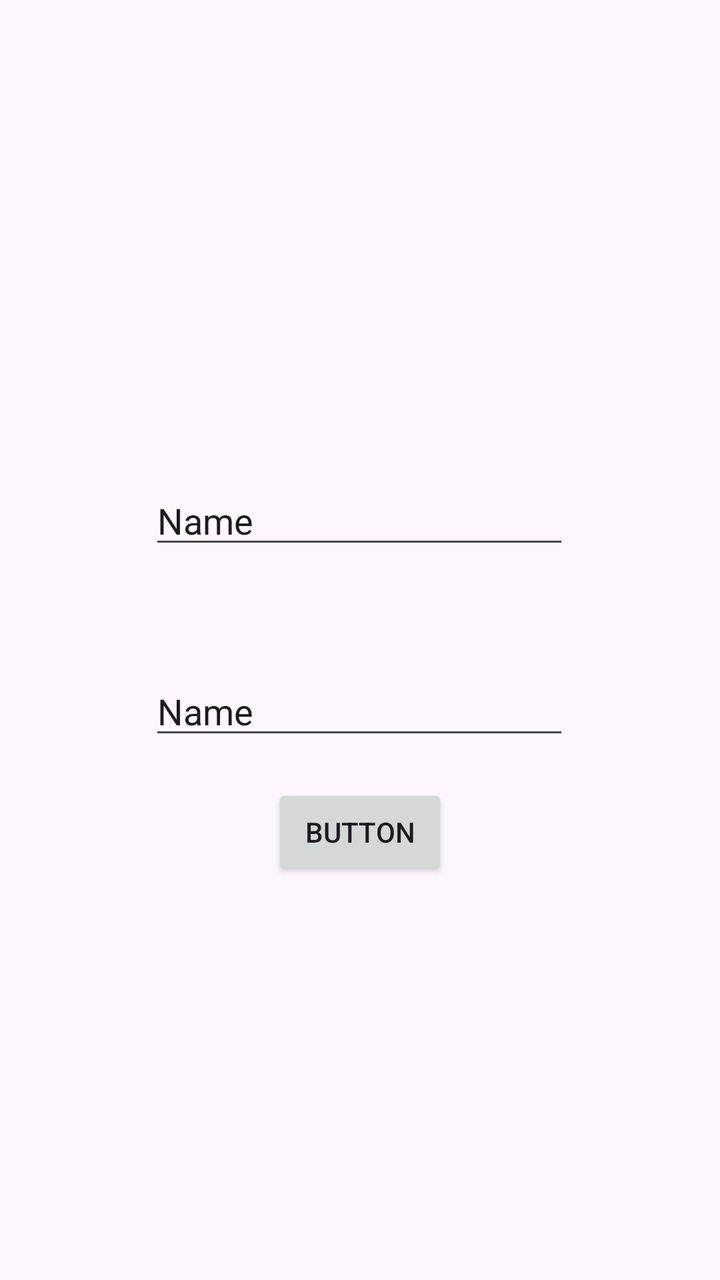
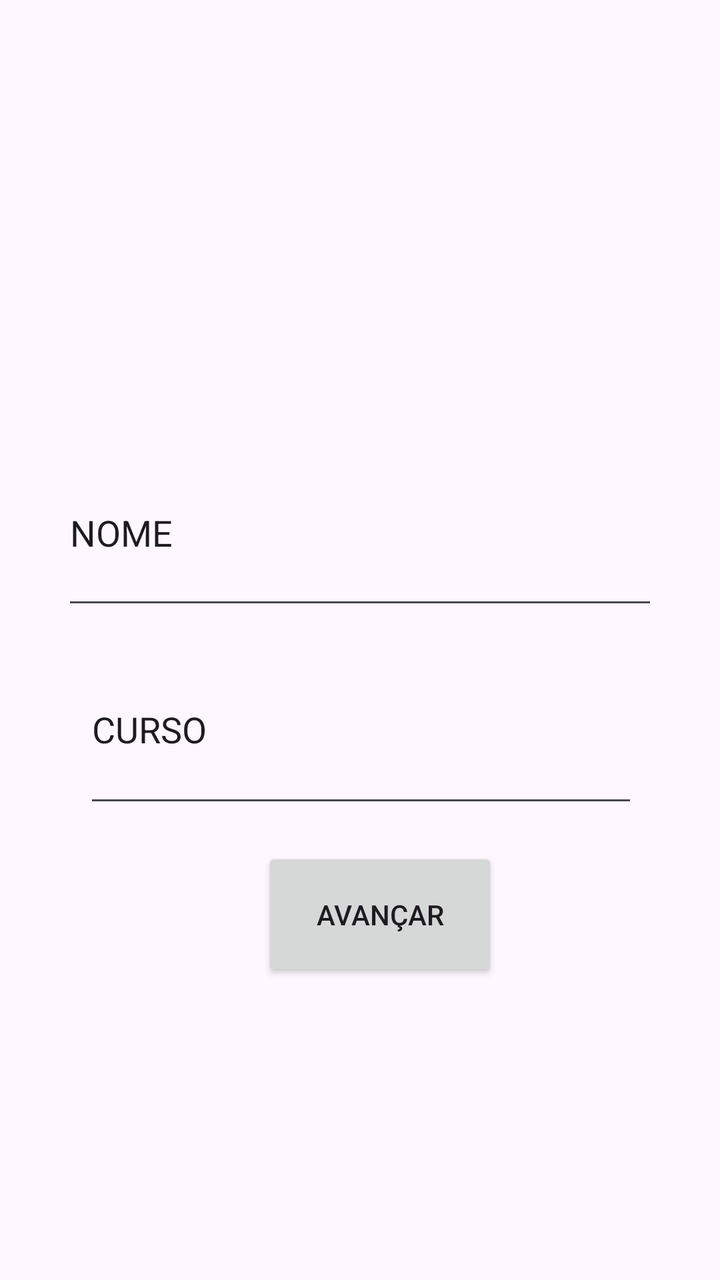

Screens rendered from an Android XML layout before and after an edit, with the pre-edit source and the edit as a unified diff.
<!-- AndroidManifest.xml: application theme Theme.MyApplication -->
<!-- res/layout/activity_main.xml -->
<?xml version="1.0" encoding="utf-8"?>
<androidx.constraintlayout.widget.ConstraintLayout xmlns:android="http://schemas.android.com/apk/res/android"
    xmlns:app="http://schemas.android.com/apk/res-auto"
    xmlns:tools="http://schemas.android.com/tools"
    android:layout_width="match_parent"
    android:layout_height="match_parent"
    tools:context=".MainActivity">

    <EditText
        android:id="@+id/etx_nome"
        android:layout_width="wrap_content"
        android:layout_height="wrap_content"
        android:layout_marginStart="20dp"
        android:layout_marginTop="50dp"
        android:layout_marginEnd="20dp"
        android:layout_marginBottom="50dp"
        android:ems="10"
        android:inputType="text"
        android:text="Name"
        app:layout_constraintBottom_toBottomOf="parent"
        app:layout_constraintEnd_toEndOf="parent"
        app:layout_constraintHorizontal_bias="0.496"
        app:layout_constraintStart_toStartOf="parent"
        app:layout_constraintTop_toTopOf="parent"
        app:layout_constraintVertical_bias="0.377" />

    <EditText
        android:id="@+id/etx_curso"
        android:layout_width="wrap_content"
        android:layout_height="wrap_content"
        android:layout_marginStart="20dp"
        android:layout_marginTop="50dp"
        android:layout_marginEnd="20dp"
        android:layout_marginBottom="50dp"
        android:ems="10"
        android:inputType="text"
        android:text="Name"
        app:layout_constraintBottom_toBottomOf="parent"
        app:layout_constraintEnd_toEndOf="parent"
        app:layout_constraintHorizontal_bias="0.496"
        app:layout_constraintStart_toStartOf="parent"
        app:layout_constraintTop_toTopOf="parent"
        app:layout_constraintVertical_bias="0.568" />

    <Button
        android:id="@+id/btn_avancar"
        android:layout_width="wrap_content"
        android:layout_height="wrap_content"
        android:layout_marginStart="20dp"
        android:layout_marginTop="50dp"
        android:layout_marginEnd="20dp"
        android:layout_marginBottom="50dp"
        android:text="Button"
        app:layout_constraintBottom_toBottomOf="parent"
        app:layout_constraintEnd_toEndOf="parent"
        app:layout_constraintStart_toStartOf="parent"
        app:layout_constraintTop_toTopOf="parent"
        app:layout_constraintVertical_bias="0.695" />
</androidx.constraintlayout.widget.ConstraintLayout>
<!-- resources referenced by this layout -->
<resources>
  <style name="Theme.MyApplication" parent="Base.Theme.MyApplication" />
  <style name="Base.Theme.MyApplication" parent="Theme.Material3.DayNight.NoActionBar">
          
          
      </style>
</resources>

<!-- the commit's change to res/layout/activity_main.xml (unified diff, before → after) -->
@@ -8,15 +8,15 @@
 
     <EditText
         android:id="@+id/etx_nome"
-        android:layout_width="wrap_content"
-        android:layout_height="wrap_content"
+        android:layout_width="298dp"
+        android:layout_height="90dp"
         android:layout_marginStart="20dp"
         android:layout_marginTop="50dp"
         android:layout_marginEnd="20dp"
         android:layout_marginBottom="50dp"
         android:ems="10"
         android:inputType="text"
-        android:text="Name"
+        android:text="@string/texto_nome"
         app:layout_constraintBottom_toBottomOf="parent"
         app:layout_constraintEnd_toEndOf="parent"
         app:layout_constraintHorizontal_bias="0.496"
@@ -26,34 +26,35 @@
 
     <EditText
         android:id="@+id/etx_curso"
-        android:layout_width="wrap_content"
-        android:layout_height="wrap_content"
+        android:layout_width="277dp"
+        android:layout_height="91dp"
+        android:layout_marginStart="40dp"
+        android:layout_marginTop="60dp"
+        android:layout_marginEnd="40dp"
+        android:layout_marginBottom="60dp"
+        android:ems="10"
+        android:inputType="text"
+        android:text="@string/texto_curso"
+        app:layout_constraintBottom_toBottomOf="parent"
+        app:layout_constraintEnd_toEndOf="parent"
+        app:layout_constraintHorizontal_bias="0.685"
+        app:layout_constraintStart_toStartOf="parent"
+        app:layout_constraintTop_toTopOf="parent"
+        app:layout_constraintVertical_bias="0.601" />
+
+    <Button
+        android:id="@+id/btn_avancar"
+        android:layout_width="118dp"
+        android:layout_height="67dp"
         android:layout_marginStart="20dp"
         android:layout_marginTop="50dp"
         android:layout_marginEnd="20dp"
         android:layout_marginBottom="50dp"
-        android:ems="10"
-        android:inputType="text"
-        android:text="Name"
+        android:text="@string/texto_botao"
         app:layout_constraintBottom_toBottomOf="parent"
         app:layout_constraintEnd_toEndOf="parent"
-        app:layout_constraintHorizontal_bias="0.496"
+        app:layout_constraintHorizontal_bias="0.55"
         app:layout_constraintStart_toStartOf="parent"
         app:layout_constraintTop_toTopOf="parent"
-        app:layout_constraintVertical_bias="0.568" />
-
-    <Button
-        android:id="@+id/btn_avancar"
-        android:layout_width="wrap_content"
-        android:layout_height="wrap_content"
-        android:layout_marginStart="20dp"
-        android:layout_marginTop="50dp"
-        android:layout_marginEnd="20dp"
-        android:layout_marginBottom="50dp"
-        android:text="Button"
-        app:layout_constraintBottom_toBottomOf="parent"
-        app:layout_constraintEnd_toEndOf="parent"
-        app:layout_constraintStart_toStartOf="parent"
-        app:layout_constraintTop_toTopOf="parent"
-        app:layout_constraintVertical_bias="0.695" />
+        app:layout_constraintVertical_bias="0.79" />
 </androidx.constraintlayout.widget.ConstraintLayout>
<!-- resource entries referenced after the edit -->
@@ -1,5 +1,8 @@
 <!-- resources referenced by this layout -->
 <resources>
+  <string name="texto_botao">AVANÇAR</string>
+  <string name="texto_curso">CURSO</string>
+  <string name="texto_nome">NOME</string>
   <style name="Theme.MyApplication" parent="Base.Theme.MyApplication" />
   <style name="Base.Theme.MyApplication" parent="Theme.Material3.DayNight.NoActionBar">
           
